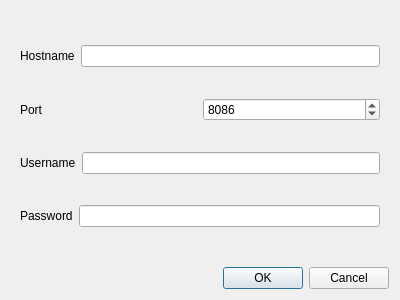
This is GUI/influxdbdialog.ui in jimmyd-be/Hardware-Monitor-Applet as Qt 5 draws it before an edit. The edited form follows.
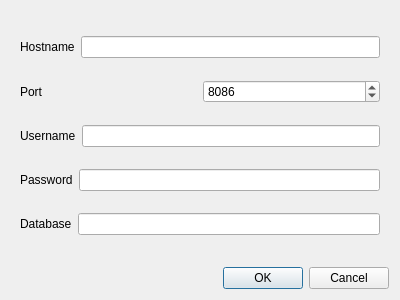
This is the edited form.

```diff
--- a/GUI/influxdbdialog.ui
+++ b/GUI/influxdbdialog.ui
@@ -83,6 +83,20 @@
         </item>
        </layout>
       </item>
+      <item>
+       <layout class="QHBoxLayout" name="horizontalLayout_5">
+        <item>
+         <widget class="QLabel" name="label_5">
+          <property name="text">
+           <string>Database</string>
+          </property>
+         </widget>
+        </item>
+        <item>
+         <widget class="QLineEdit" name="database"/>
+        </item>
+       </layout>
+      </item>
      </layout>
     </widget>
    </item>
```
